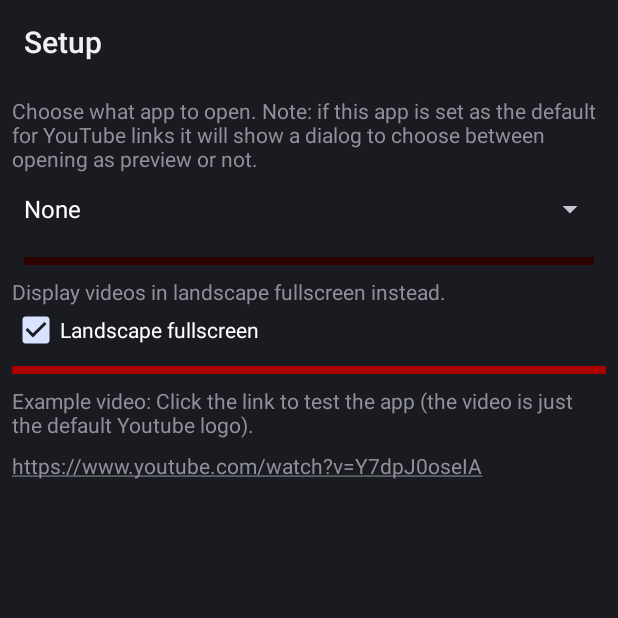
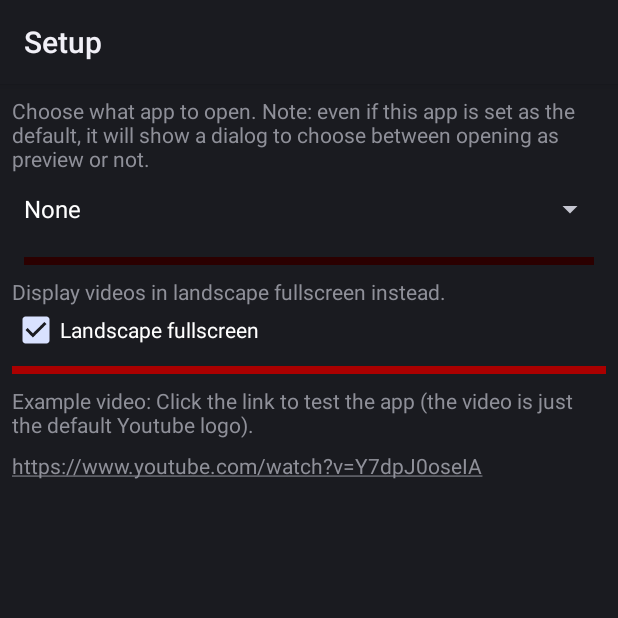
Before and after one commit to TrianguloY/PreviewVideo, an Android app: the SetupActivity screen opened directly, with no data from a screen before it, after a tap on "https://www.youtube.com/watch?v=Y7dpJ0os", on a phone screen of 412 x 824 dp, the top half of it. Run offline under Robolectric (Android 15) with nearby library versions, the phone set to English and light mode, and no system bars; 2 other taps on this screen came first.

Commit message:
V 0.3 - Better messages for the default app setting

```diff
--- a/app/src/main/AndroidManifest.xml
+++ b/app/src/main/AndroidManifest.xml
@@ -1,8 +1,8 @@
 <?xml version="1.0" encoding="utf-8"?>
 <manifest xmlns:android="http://schemas.android.com/apk/res/android"
     package="com.trianguloy.popupvideo"
-    android:versionCode="2"
-    android:versionName="0.1">
+    android:versionCode="3"
+    android:versionName="0.3">
 
     <application
         android:icon="@mipmap/ic_launcher"
--- a/app/src/main/java/com/trianguloy/popupvideo/activities/entry/EntryPoint.java
+++ b/app/src/main/java/com/trianguloy/popupvideo/activities/entry/EntryPoint.java
@@ -1,7 +1,6 @@
 package com.trianguloy.popupvideo.activities.entry;
 
 import android.app.Activity;
-import android.content.ActivityNotFoundException;
 import android.content.Intent;
 import android.os.Bundle;
 import android.os.Parcelable;
@@ -80,13 +79,13 @@ public class EntryPoint extends Activity {
 
                 if (intents == null) {
                     // no apps to choose from
-                    Toast.makeText(this, getString(R.string.toast_noapps), Toast.LENGTH_LONG).show();
+                    Toast.makeText(this, getString(R.string.toast_noApps), Toast.LENGTH_LONG).show();
                     return;
                 }
 
                 PackageManager.startActivity(
                         chooser.putExtra(Intent.EXTRA_INITIAL_INTENTS, intents.toArray(new Parcelable[0])),
-                        R.string.toast_nochooser,
+                        R.string.toast_noChooser,
                         this
                 );
 
@@ -111,7 +110,7 @@ public class EntryPoint extends Activity {
 
                 if (intents == null) {
                     // no apps to choose from
-                    Toast.makeText(this, getString(R.string.toast_noapps), Toast.LENGTH_LONG).show();
+                    Toast.makeText(this, getString(R.string.toast_noApps), Toast.LENGTH_LONG).show();
                     return;
                 }
 
@@ -119,7 +118,7 @@ public class EntryPoint extends Activity {
                 Intent chooser = Intent.createChooser(intents.remove(0), getString(R.string.title_chooser));
                 chooser.putExtra(Intent.EXTRA_INITIAL_INTENTS, intents.toArray(new Parcelable[0]));
 
-                PackageManager.startActivity(chooser, R.string.toast_nochooser, this);
+                PackageManager.startActivity(chooser, R.string.toast_noChooser, this);
 
             }
 
--- a/app/src/main/java/com/trianguloy/popupvideo/activities/main/AboutActivity.java
+++ b/app/src/main/java/com/trianguloy/popupvideo/activities/main/AboutActivity.java
@@ -20,12 +20,15 @@ public class AboutActivity extends Activity {
     public void onButtonClick(View view) {
         switch (view.getId()){
             case R.id.abt_btn_appPage:
+                // Open the app page (blog)
                 PackageManager.startActivity(new Intent(Intent.ACTION_VIEW, Uri.parse("https://triangularapps.blogspot.com/")), R.string.toast_noBrowser, this);
                 break;
             case R.id.abt_btn_openStore:
+                // Open the Play Store
                 PackageManager.startActivity(new Intent(Intent.ACTION_VIEW, Uri.parse("https://play.google.com/store/apps/details?id=" + getPackageName())), R.string.toast_noBrowser, this);
                 break;
             case R.id.abt_btn_shareStore:
+                // Share the play store
                 Intent share = new Intent(android.content.Intent.ACTION_SEND);
                 share.setType("text/plain");
                 share.addFlags(Intent.FLAG_ACTIVITY_CLEAR_WHEN_TASK_RESET);
--- a/app/src/main/java/com/trianguloy/popupvideo/activities/main/SetupActivity.java
+++ b/app/src/main/java/com/trianguloy/popupvideo/activities/main/SetupActivity.java
@@ -37,8 +37,26 @@ public class SetupActivity extends Activity implements AdapterView.OnItemSelecte
         initFullScreen();
         initClickable();
         checkAvailability();
+        checkOpener();
     }
 
+    /**
+     * Checks which app is the default
+     */
+    private void checkOpener() {
+        PackageManager.PackageInfo otherApp = PackageManager.isOtherApp(this);
+        findViewById(R.id.stp_ll_opener).setVisibility(otherApp != null ? View.VISIBLE : View.GONE);
+        if (otherApp != null) {
+            // set other app
+            TextView opener = findViewById(R.id.stp_txt_opener);
+            opener.setText(getString(R.string.txt_opener, otherApp.label));
+            findViewById(R.id.stp_btn_opener).setTag(otherApp.packageName);
+        }
+    }
+
+    /**
+     * Sets the properties of the clickable text
+     */
     private void initClickable() {
         TextView txt = findViewById(R.id.stp_txtL_testLink);
         txt.setPaintFlags(txt.getPaintFlags() | Paint.UNDERLINE_TEXT_FLAG);
@@ -48,7 +66,9 @@ public class SetupActivity extends Activity implements AdapterView.OnItemSelecte
      * Sets the visibility of the setAsDefault box
      */
     private void checkAvailability() {
-        findViewById (R.id.stp_ll_setAsDefault).setVisibility( PackageManager.amIAvailable(this) ? View.GONE : View.VISIBLE);
+        boolean b = PackageManager.amIAvailable(this);
+        findViewById(R.id.stp_ll_setAsDefault).setVisibility(b ? View.GONE : View.VISIBLE);
+        findViewById(R.id.stp_ll_testLink).setVisibility(b ? View.VISIBLE : View.GONE);
     }
 
     /**
@@ -86,7 +106,7 @@ public class SetupActivity extends Activity implements AdapterView.OnItemSelecte
             }
         }
 
-        if(selection_index == 0){
+        if (selection_index == 0) {
             // the selected app wasn't found, remove
             prefs.setApp("");
         }
@@ -107,6 +127,14 @@ public class SetupActivity extends Activity implements AdapterView.OnItemSelecte
         app_choose.setOnItemSelectedListener(this);
     }
 
+    private void openSettings(String packageName) {
+//        try {
+//            startActivity(new Intent("com.android.settings.APP_OPEN_BY_DEFAULT_SETTINGS", Uri.parse("package:" + packageName)));
+//        }catch (ActivityNotFoundException e){
+        PackageManager.startActivity(new Intent(Settings.ACTION_APPLICATION_DETAILS_SETTINGS, Uri.parse("package:" + packageName)), R.string.toast_noSettings, this);
+//        }
+    }
+
     // ------------------- onEvents -------------------
 
 
@@ -114,13 +142,24 @@ public class SetupActivity extends Activity implements AdapterView.OnItemSelecte
     protected void onResume() {
         super.onResume();
         checkAvailability();
+        checkOpener();
     }
 
     public void onButtonClick(View view) {
-        switch (view.getId()){
+        switch (view.getId()) {
             case R.id.stp_btn_setAsDefault:
                 // open settings screen
-                PackageManager.startActivity(new Intent( Settings.ACTION_APPLICATION_DETAILS_SETTINGS, Uri.parse("package:" + getPackageName())), R.string.toast_noSettings, this);
+                openSettings(getPackageName());
+                break;
+            case R.id.stp_btn_opener:
+                // open default app settings
+                openSettings(view.getTag().toString());
+                break;
+            case R.id.stp_txtL_testLink:
+                // Open youtube link
+                Intent intent = new Intent(Intent.ACTION_VIEW, Uri.parse(getString(R.string.txtL_testLink)));
+                intent.setFlags(Intent.FLAG_ACTIVITY_NEW_TASK);
+                PackageManager.startActivity(intent, R.string.toast_noApps, this);
                 break;
         }
     }
@@ -150,13 +189,8 @@ public class SetupActivity extends Activity implements AdapterView.OnItemSelecte
      */
     @Override
     public void onClick(View view) {
-        switch (view.getId()){
-            case R.id.stp_chkbx_fullscreen:
-                prefs.setFullscreen(((CheckBox) view).isChecked());
-                break;
-            case R.id.stp_txtL_testLink:
-                PackageManager.startActivity(new Intent(Intent.ACTION_VIEW, Uri.parse(getString(R.string.txtL_testLink))), R.string.toast_appNotFound, this);
-                break;
+        if (view.getId() == R.id.stp_chkbx_fullscreen) {
+            prefs.setFullscreen(((CheckBox) view).isChecked());
         }
     }
 }
--- a/app/src/main/java/com/trianguloy/popupvideo/utils/PackageManager.java
+++ b/app/src/main/java/com/trianguloy/popupvideo/utils/PackageManager.java
@@ -19,7 +19,7 @@ import java.util.List;
  */
 public class PackageManager {
 
-    public static final Intent YOUTUBE_INTENT = new Intent(Intent.ACTION_VIEW, Uri.parse("http://www.youtube.com/watch?v=00000000000"));
+    public static final Intent YOUTUBE_INTENT = new Intent(Intent.ACTION_VIEW, Uri.parse("https://www.youtube.com/watch?v=00000000000"));
 
     /**
      * The info about packages, struct
@@ -39,6 +39,8 @@ public class PackageManager {
             return label;
         }
     }
+
+    // ------------------- Functions -------------------
 
     /**
      * Returns a list of all the apps that can open the intent, without including ours
@@ -75,11 +77,12 @@ public class PackageManager {
 
     /**
      * Returns a list of intents to open the specific intent for a chooser
+     *
      * @param intent intent to open
-     * @param cntx bsae context
+     * @param cntx   bsae context
      * @return list of intents to use with a chooser
      */
-    static public List<Intent> intentsForOtherApps(Intent intent, Context cntx){
+    static public List<Intent> intentsForOtherApps(Intent intent, Context cntx) {
         // get apps
         List<PackageInfo> otherApps = getOtherApps(intent, true, cntx);
 
@@ -98,9 +101,9 @@ public class PackageManager {
     }
 
     /**
-     * @return true iff we are the default app for youtube links
+     * @return true iff we are the default app for the intent that opened us (so we were called directly)
      */
-    static public boolean amITheDefault(Activity cntx){
+    static public boolean amITheDefault(Activity cntx) {
         // vars
         android.content.pm.PackageManager pm = cntx.getPackageManager();
 
@@ -114,15 +117,16 @@ public class PackageManager {
 
     /**
      * Returns whether we are available for a youtube link
+     *
      * @param cntx base context
      * @return true if we are available, false otherwise
      */
-    static public boolean amIAvailable(Activity cntx){
+    static public boolean amIAvailable(Context cntx) {
         // vars
         android.content.pm.PackageManager pm = cntx.getPackageManager();
 
         // query activities
-        List<ResolveInfo> resolveInfos = pm.queryIntentActivities(YOUTUBE_INTENT, android.content.pm.PackageManager.MATCH_DEFAULT_ONLY );
+        List<ResolveInfo> resolveInfos = pm.queryIntentActivities(YOUTUBE_INTENT, android.content.pm.PackageManager.MATCH_DEFAULT_ONLY);
 
         // find ours
         String ourPackage = cntx.getPackageName();
@@ -136,16 +140,50 @@ public class PackageManager {
         return false;
     }
 
+    static public PackageInfo isOtherApp(Context cntx) {
+        try {
+            // vars
+            android.content.pm.PackageManager pm = cntx.getPackageManager();
+
+            ResolveInfo resolveInfo = pm.resolveActivity(YOUTUBE_INTENT, android.content.pm.PackageManager.MATCH_DEFAULT_ONLY);
+            if (resolveInfo == null) {
+                // No activity? strange
+                return null;
+            }
+
+            ActivityInfo activityInfo = resolveInfo.activityInfo;
+            String packageName = activityInfo.packageName;
+
+            if (packageName.equals(cntx.getPackageName())) {
+                // We are the default, isn't other app
+                return null;
+            }
+
+            if (packageName.equals(pm.resolveActivity(Intent.createChooser(YOUTUBE_INTENT, ""), 0).activityInfo.packageName)) {
+                // There is no default
+                return null;
+            }
+
+            // is other app
+            return new PackageInfo(packageName, activityInfo.loadLabel(pm).toString());
+
+        } catch (NullPointerException npe) {
+            // something was missing? strange
+            return null;
+        }
+    }
+
     /**
      * Wrapper for startActivity to catch ActivityNotFoundException
+     *
      * @param intent intent to open
      * @param string toast shown on ActivityNotFoundException
-     * @param cntx base context
+     * @param cntx   base context
      */
-    static public void startActivity(Intent intent, int string ,Context cntx){
+    static public void startActivity(Intent intent, int string, Context cntx) {
         try {
             cntx.startActivity(intent);
-        }catch (ActivityNotFoundException e){
+        } catch (ActivityNotFoundException e) {
             Toast.makeText(cntx, string, Toast.LENGTH_SHORT).show();
         }
     }
--- a/app/src/main/res/layout/activity_setup.xml
+++ b/app/src/main/res/layout/activity_setup.xml
@@ -11,38 +11,6 @@
         android:layout_width="match_parent"
         android:layout_height="wrap_content"
         android:orientation="vertical">
-
-        <LinearLayout
-            android:id="@+id/stp_ll_setAsDefault"
-            android:layout_width="match_parent"
-            android:layout_height="match_parent"
-            android:orientation="vertical">
-
-            <TextView
-                android:id="@+id/textView3"
-                android:layout_width="match_parent"
-                android:layout_height="wrap_content"
-                android:text="@string/txt_setAsDefault" />
-
-            <Button
-                android:id="@+id/stp_btn_setAsDefault"
-                android:layout_width="wrap_content"
-                android:layout_height="wrap_content"
-                android:onClick="onButtonClick"
-                android:paddingLeft="@dimen/padding"
-                android:paddingRight="@dimen/padding"
-                android:text="@string/btn_setAsDefault" />
-
-            <ImageView
-                android:id="@+id/imageView"
-                android:layout_width="match_parent"
-                android:layout_height="5dp"
-                android:layout_marginTop="@dimen/padding"
-                android:layout_marginBottom="@dimen/padding"
-                android:src="@color/colorPrimary"
-                tools:ignore="ContentDescription" />
-
-        </LinearLayout>
 
         <TextView
             android:layout_width="match_parent"
@@ -83,6 +51,12 @@
             android:src="@color/colorPrimary"
             tools:ignore="ContentDescription" />
 
+        <LinearLayout
+            android:id="@+id/stp_ll_testLink"
+            android:layout_width="match_parent"
+            android:layout_height="match_parent"
+            android:orientation="vertical">
+
             <TextView
                 android:id="@+id/textView5"
                 android:layout_width="match_parent"
@@ -94,10 +68,71 @@
                 android:layout_width="match_parent"
                 android:layout_height="wrap_content"
                 android:clickable="true"
-            android:onClick="onClick"
+                android:focusable="true"
+                android:onClick="onButtonClick"
                 android:paddingTop="@dimen/padding"
                 android:paddingBottom="@dimen/padding"
                 android:text="@string/txtL_testLink" />
+        </LinearLayout>
+
+        <LinearLayout
+            android:id="@+id/stp_ll_setAsDefault"
+            android:layout_width="match_parent"
+            android:layout_height="match_parent"
+            android:orientation="vertical">
+
+            <TextView
+                android:id="@+id/textView3"
+                android:layout_width="match_parent"
+                android:layout_height="wrap_content"
+                android:drawableLeft="@android:drawable/stat_notify_error"
+                android:drawablePadding="@dimen/padding"
+                android:text="@string/txt_setAsDefault" />
+
+            <Button
+                android:id="@+id/stp_btn_setAsDefault"
+                android:layout_width="wrap_content"
+                android:layout_height="wrap_content"
+                android:layout_gravity="center_horizontal"
+                android:onClick="onButtonClick"
+                android:paddingLeft="@dimen/padding"
+                android:paddingRight="@dimen/padding"
+                android:text="@string/btn_setAsDefault" />
+
+        </LinearLayout>
+
+        <LinearLayout
+            android:id="@+id/stp_ll_opener"
+            android:layout_width="match_parent"
+            android:layout_height="match_parent"
+            android:orientation="vertical">
+
+            <ImageView
+                android:id="@+id/imageView4"
+                android:layout_width="match_parent"
+                android:layout_height="5dp"
+                android:layout_margin="@dimen/padding"
+                android:src="@color/colorPrimaryDark"
+                tools:ignore="ContentDescription" />
+
+            <TextView
+                android:id="@+id/stp_txt_opener"
+                android:layout_width="match_parent"
+                android:layout_height="wrap_content"
+                android:drawableLeft="@android:drawable/ic_menu_info_details"
+                android:drawablePadding="@dimen/padding"
+                android:text="@string/txt_opener" />
+
+            <Button
+                android:id="@+id/stp_btn_opener"
+                android:layout_width="wrap_content"
+                android:layout_height="wrap_content"
+                android:layout_gravity="center_horizontal"
+                android:onClick="onButtonClick"
+                android:paddingLeft="@dimen/padding"
+                android:paddingRight="@dimen/padding"
+                android:text="@string/btn_setAsDefault" />
+        </LinearLayout>
 
     </LinearLayout>
 </ScrollView>
--- a/app/src/main/res/values/strings.xml
+++ b/app/src/main/res/values/strings.xml
@@ -3,8 +3,8 @@
 
     <!-- EntryPoint -->
     <string name="toast_appNotFound">The package \'%s\' can\'t be opened.</string>
-    <string name="toast_noapps">No apps available</string>
-    <string name="toast_nochooser">Can\'t open chooser</string>
+    <string name="toast_noApps">No apps available</string>
+    <string name="toast_noChooser">Can\'t open chooser</string>
     <string name="title_chooser">Choose app</string>
 
     <!-- MainActivity -->
@@ -20,15 +20,19 @@ Notice: This app is not affiliated with YouTube nor Google. This is a third part
     <string name="abt_shareStore">Share app</string>
 
     <string name="a_setup">Setup</string>
-    <string name="txt_setAsDefault">(!) This app is currently not shown when opening Youtube Links. To be able to select this app when pressing YouTube links press the button below and enable the \'open links in this app\' setting.</string>
+    <string name="txt_setAsDefault">"This app is currently not shown when opening Youtube Links. To be able to select this app you must allow it by following this instructions:
+1) Press the button to open the Android Settings.
+2) Go to 'Open by default' (you may need to press on 'Advanced' first)
+3) Select 'Open supported links'->'Open in this app' (even though it is called that, you will be asked which app you prefer to set as the default)"</string>
     <string name="btn_setAsDefault">Android settings</string>
     <string name="toast_noSettings">Can\'t open the Android settings</string>
-    <string name="desc_app">Choose what app to open. Note: if this app is set as the default for YouTube links it will show a dialog to choose between opening as preview or not.</string>
+    <string name="desc_app">Choose what app to open. Note: even if this app is set as the default, it will show a dialog to choose between opening as preview or not.</string>
     <string name="spinner_none">None</string>
     <string name="desc_fullscreen">Display videos in landscape fullscreen instead.</string>
     <string name="chx_fullscreen">Landscape fullscreen</string>
     <string name="txt_testLink">Example video: Click the link to test the app (the video is just the default Youtube logo).</string>
     <string name="txtL_testLink">https://www.youtube.com/watch?v=Y7dpJ0oseIA</string>
+    <string name="txt_opener">The current Android setting is set to open YouTube links with the app: \'%s\'. You can press the button to open that app\'s Settings and try to change it.</string>
 
     <!-- General -->
     <string name="toast_error">An error occurred</string>
```
Lines whose indentation alone changed are shown as unchanged.
